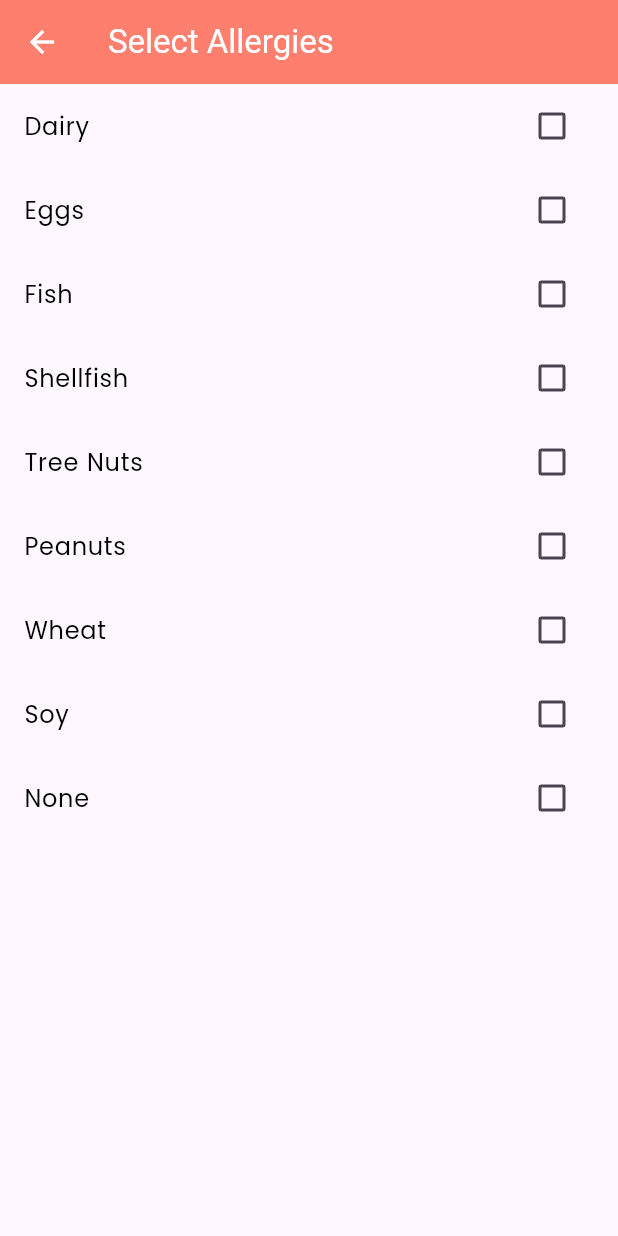
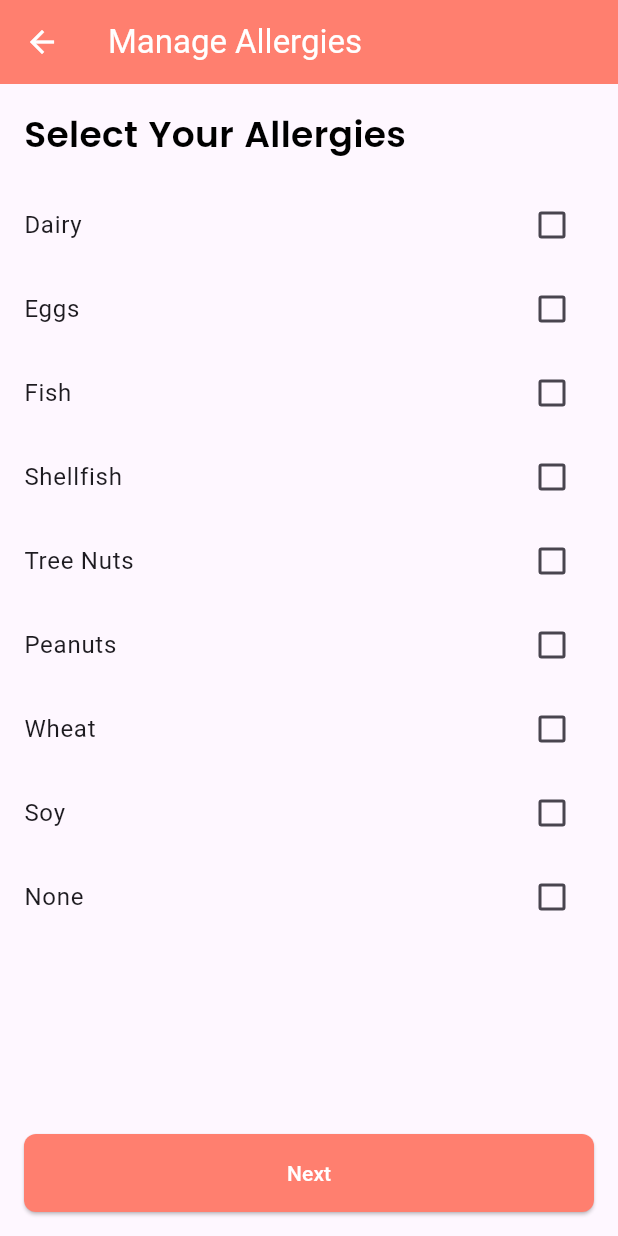
Before and after one commit to MakeEat/frontend, a Flutter app: the AllergiesScreen screen opened directly with empty values, on a phone screen of 412 x 824 dp. Run offline on Flutter 3.47's test engine with Material 3 defaults, Android fonts, the phone set to English and light mode, and no system bars; our stand-ins replace firebase_auth, firebase_core, flutter_dotenv, google_sign_in, image_gallery_saver, permission_handler; missing offline and left inert: dart:html, google_sign_in_platform_interface; accounts and stored records are empty.

Commit message:
Added state management across screens and improved navigation flow

```diff
--- a/lib/screens/allergies_screen.dart
+++ b/lib/screens/allergies_screen.dart
@@ -1,13 +1,20 @@
 import 'package:flutter/material.dart';
 import '../utils/theme.dart';
+import 'serving_size_screen.dart';
 
 class AllergiesScreen extends StatefulWidget {
   final List<String> allergies;
+  final String mealType;
+  final List<String> dietaryPreferences;
+  final String cuisineType;
   final Function(List<String>) onAllergiesSelected;
 
   const AllergiesScreen({
     super.key,
     required this.allergies,
+    required this.mealType,
+    required this.dietaryPreferences,
+    required this.cuisineType,
     required this.onAllergiesSelected,
   });
 
@@ -16,6 +23,8 @@ class AllergiesScreen extends StatefulWidget {
 }
 
 class _AllergiesScreenState extends State<AllergiesScreen> {
+  late List<String> _selectedAllergies;
+
   final List<String> _allAllergies = [
     'Dairy',
     'Eggs',
@@ -28,8 +37,6 @@ class _AllergiesScreenState extends State<AllergiesScreen> {
     'None',
   ];
 
-  late List<String> _selectedAllergies;
-
   @override
   void initState() {
     super.initState();
@@ -41,27 +48,34 @@ class _AllergiesScreenState extends State<AllergiesScreen> {
     return Scaffold(
       appBar: AppBar(
         title: const Text(
-          'Select Allergies',
+          'Manage Allergies',
           style: TextStyle(color: Colors.white),
         ),
         backgroundColor: AppColors.primary,
         leading: IconButton(
           icon: const Icon(Icons.arrow_back, color: Colors.white),
-          onPressed: () {
-            widget.onAllergiesSelected(_selectedAllergies);
-            Navigator.pop(context);
-          },
+          onPressed: () => Navigator.pop(context),
         ),
       ),
-      body: ListView.builder(
+      body: SingleChildScrollView(
+        child: Column(
+          crossAxisAlignment: CrossAxisAlignment.start,
+          children: [
+            const Padding(
+              padding: EdgeInsets.all(16.0),
+              child: Text(
+                'Select Your Allergies',
+                style: AppTextStyles.heading,
+              ),
+            ),
+            ListView.builder(
+              shrinkWrap: true,
+              physics: const NeverScrollableScrollPhysics(),
               itemCount: _allAllergies.length,
               itemBuilder: (context, index) {
                 final allergy = _allAllergies[index];
                 return CheckboxListTile(
-            title: Text(
-              allergy,
-              style: AppTextStyles.body,
-            ),
+                  title: Text(allergy),
                   value: _selectedAllergies.contains(allergy),
                   activeColor: AppColors.primary,
                   onChanged: (bool? value) {
@@ -81,6 +95,41 @@ class _AllergiesScreenState extends State<AllergiesScreen> {
                 );
               },
             ),
+          ],
+        ),
+      ),
+      bottomNavigationBar: SafeArea(
+        child: Padding(
+          padding: const EdgeInsets.all(16.0),
+          child: ElevatedButton(
+            onPressed: _navigateToServingSize,
+            style: ElevatedButton.styleFrom(
+              backgroundColor: AppColors.primary,
+              foregroundColor: Colors.white,
+              padding: const EdgeInsets.symmetric(vertical: 16),
+              shape: RoundedRectangleBorder(
+                borderRadius: BorderRadius.circular(8),
+              ),
+            ),
+            child: const Text('Next'),
+          ),
+        ),
+      ),
+    );
+  }
+
+  void _navigateToServingSize() {
+    widget.onAllergiesSelected(_selectedAllergies);
+    Navigator.push(
+      context,
+      MaterialPageRoute(
+        builder: (context) => ServingSizeScreen(
+          mealType: widget.mealType,
+          dietaryPreferences: widget.dietaryPreferences,
+          allergies: _selectedAllergies,
+          cuisineType: widget.cuisineType,
+        ),
+      ),
     );
   }
 }
```
Also changed, not shown: lib/screens/auth/login_screen.dart (+49 -49 lines), lib/screens/cuisine_type_screen.dart (+24 -4 lines), lib/screens/dietary_preferences_screen.dart (+16 -76 lines), lib/screens/meal_type_screen.dart (+18 -35 lines). Lines whose indentation alone changed are shown as unchanged.
